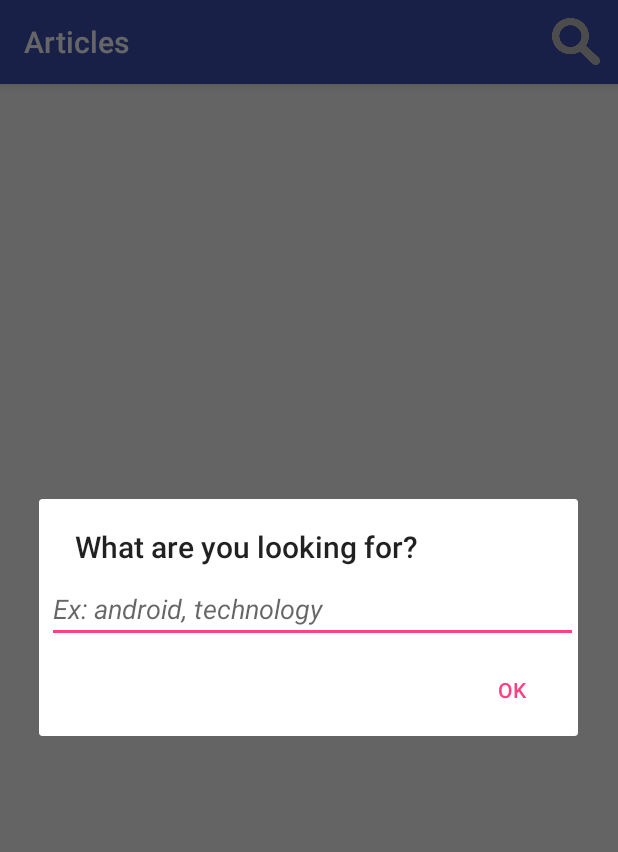
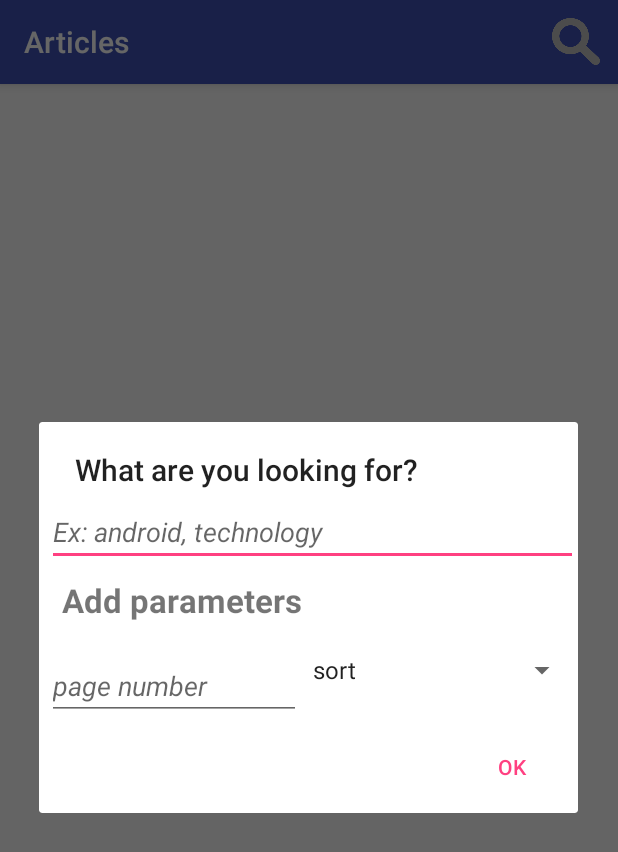
Before and after one commit to rrosatti/nyt-news, an Android app: the screen it shows after launch (MainActivity), after a tap on "Search Articles", on a phone screen of 412 x 824 dp. Shown: the top 852 px of the screen. Run offline under Robolectric (Android 15) with nearby library versions, the phone set to English and light mode, and no system bars.

Commit message:
add new parameters to custom_search_article_dialog (sort, page number). Create arrays.xml

```diff
--- a/app/src/main/java/com/example/rodri/nytnews/ui/activity/MainActivity.java
+++ b/app/src/main/java/com/example/rodri/nytnews/ui/activity/MainActivity.java
@@ -9,9 +9,12 @@ import android.view.LayoutInflater;
 import android.view.Menu;
 import android.view.MenuItem;
 import android.view.View;
+import android.widget.ArrayAdapter;
 import android.widget.EditText;
 import android.widget.ListView;
 import android.widget.RelativeLayout;
+import android.widget.Spinner;
+import android.widget.SpinnerAdapter;
 import android.widget.Toast;
 
 import com.example.rodri.nytnews.R;
@@ -23,18 +26,26 @@ import org.json.JSONArray;
 import org.json.JSONObject;
 
 import java.util.ArrayList;
+import java.util.Arrays;
+import java.util.List;
 import java.util.StringTokenizer;
 
 public class MainActivity extends AppCompatActivity {
 
     private ListView articlesListView;
+    private ArticleAdapter articleAdapter;
+
+    // variables from custom_search_article_dialog
     private EditText etQuery;
-    private ArticleAdapter adapter;
+    private EditText etPageNumber;
+    private Spinner sortSpinner;
 
     private LayoutInflater inflater;
     private View view;
 
     private String query = "";
+    private ArrayList<String> sortOptions;
+    private ArrayAdapter<String> spinnerAdapter;
 
     @Override
     protected void onCreate(Bundle savedInstanceState) {
@@ -43,6 +54,7 @@ public class MainActivity extends AppCompatActivity {
         initialize();
         initializeCustomComponents();
         this.setTitle(R.string.articles_title);
+
 
         new ParseJsonAsyncTask().execute();
     }
@@ -69,10 +81,21 @@ public class MainActivity extends AppCompatActivity {
         inflater = getLayoutInflater();
     }
 
+    /**
+     *
+     * Initialize components related to the custom article dialog.
+     *
+     */
     public void initializeCustomComponents() {
         view = inflater.inflate(R.layout.custom_search_article_dialog, null);
 
         etQuery = (EditText) view.findViewById(R.id.etQuery);
+        etPageNumber = (EditText) view.findViewById(R.id.etPageNumber);
+        sortSpinner = (Spinner) view.findViewById(R.id.sortArticlesSpinner);
+
+        sortOptions = new ArrayList<>(Arrays.asList("sort", "oldest", "newest"));
+        spinnerAdapter = new ArrayAdapter(MainActivity.this, android.R.layout.simple_spinner_item, sortOptions);
+        sortSpinner.setAdapter(spinnerAdapter);
     }
 
     public void showSearchArticleDialog() {
@@ -165,13 +188,18 @@ public class MainActivity extends AppCompatActivity {
         protected void onPostExecute(ArrayList<Article> articles) {
             super.onPostExecute(articles);
 
-            adapter = new ArticleAdapter(MainActivity.this, 0, articles);
-            articlesListView.setAdapter(adapter);
+            articleAdapter = new ArticleAdapter(MainActivity.this, 0, articles);
+            articlesListView.setAdapter(articleAdapter);
 
 
         }
     }
 
+    /**
+     *
+     *  Verify if the query has multiple words and split it with '+' signs.
+     *
+     */
     public void verifyQuery() {
         try {
             StringTokenizer tokenizer = new StringTokenizer(query, " ");
@@ -179,9 +207,6 @@ public class MainActivity extends AppCompatActivity {
             while (tokenizer.hasMoreElements()) {
                 tmp += tokenizer.nextElement() + "+";
             }
-            // remove the last '+' sign
-            //tmp = tmp.replace(tmp.substring(tmp.length() - 1), "");
-            System.out.println("look at -> " + tmp);
             query = tmp;
         } catch (Exception e) {
             e.printStackTrace();
--- a/app/src/main/res/layout/custom_search_article_dialog.xml
+++ b/app/src/main/res/layout/custom_search_article_dialog.xml
@@ -12,4 +12,45 @@
         android:textStyle="italic"
         android:layout_marginTop="5dp"
         android:layout_marginLeft="5dp"/>
+
+    <TextView
+        android:layout_width="wrap_content"
+        android:layout_height="wrap_content"
+        android:text="@string/add_parameters"
+        android:textSize="10pt"
+        android:textStyle="bold"
+        android:id="@+id/txtAddParameters"
+        android:layout_marginTop="8dp"
+        android:layout_marginLeft="15dp"/>
+
+    <LinearLayout
+        android:orientation="horizontal"
+        android:layout_width="match_parent"
+        android:layout_height="wrap_content"
+        android:layout_gravity="center_horizontal"
+        android:layout_marginTop="20dp">
+
+        <EditText
+            android:layout_width="100dp"
+            android:layout_height="wrap_content"
+            android:id="@+id/etPageNumber"
+            android:inputType="number"
+            android:hint="@string/page_number"
+            android:textStyle="italic"
+            android:layout_marginLeft="5dp"
+            android:layout_gravity="left"
+            android:layout_weight="2"/>
+
+        <Spinner
+            android:layout_width="150dp"
+            android:layout_height="wrap_content"
+            android:id="@+id/sortArticlesSpinner"
+            android:layout_gravity="right"
+            android:layout_weight="1"/>
+
+    </LinearLayout>
+
+
+
+
 </LinearLayout>
--- /dev/null
+++ b/app/src/main/res/values/arrays.xml
@@ -0,0 +1,10 @@
+<?xml version="1.0" encoding="utf-8"?>
+<resources>
+
+    <string-array name="sort_list">
+        <item>@string/sort</item>
+        <item>@string/oldest</item>
+        <item>@string/newest</item>
+    </string-array>
+
+</resources>
--- a/app/src/main/res/values/strings.xml
+++ b/app/src/main/res/values/strings.xml
@@ -9,7 +9,15 @@
 
     <!-- Hint -->
     <string name="query_example">Ex: android, technology</string>
+    <string name="page_number">page number</string>
 
     <!-- Dialog -->
     <string name="query_dialog_message">What are you looking for?</string>
+    <string name="add_parameters">Add parameters</string>
+
+    <!-- Sort array  -->
+    <string name="sort">sort</string>
+    <string name="oldest">oldest</string>
+    <string name="newest">newest</string>
+
 </resources>
```
